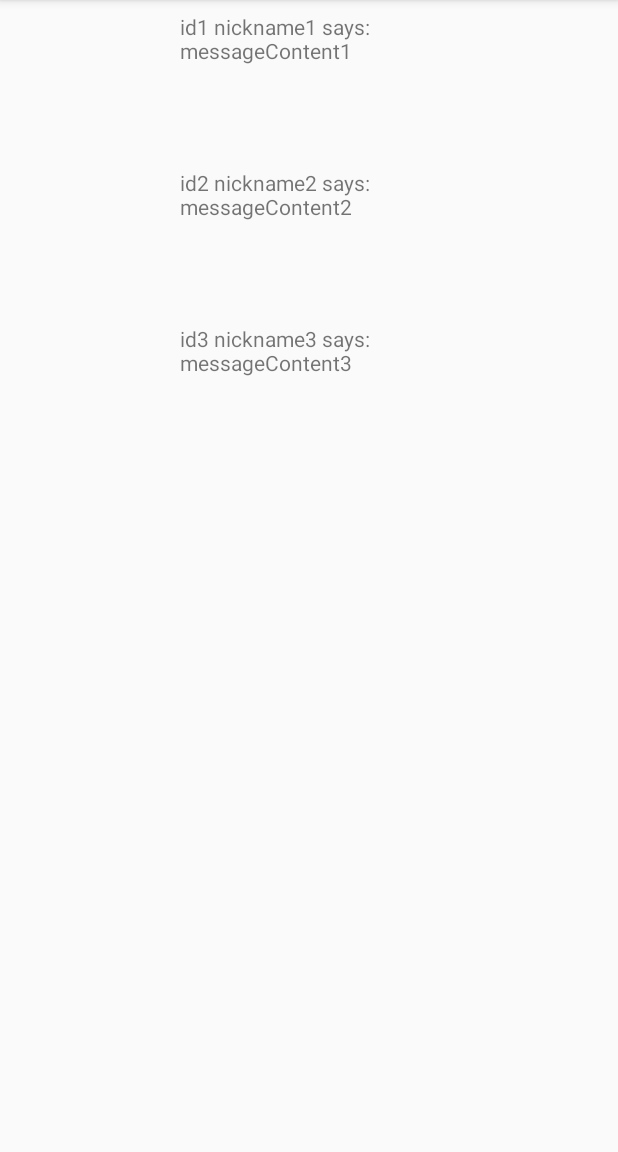
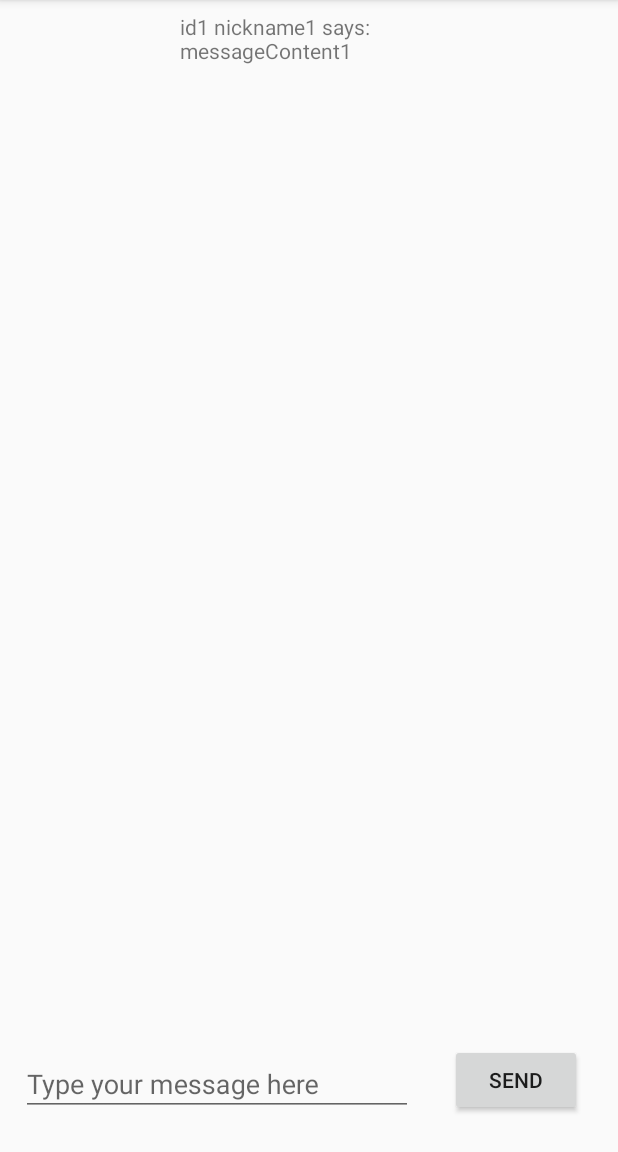
Before and after one commit to skydread1/androidProject, an Android app: the MessageActivity screen opened directly, with no data from a screen before it, on a phone screen of 412 x 824 dp, the part 84-1236 px from its top. Run offline under Robolectric (Android 15) with nearby library versions, the phone set to English and light mode, and no system bars; our stand-ins replace Firebase (no records; nobody signed in at launch, a user with empty details on screens opened directly).

Commit message:
we can now save messages on the db, but we still need to find how to read data from the db

```diff
--- a/app/src/main/java/com/cpe/chat/Message.java
+++ b/app/src/main/java/com/cpe/chat/Message.java
@@ -1,14 +1,21 @@
 package com.cpe.chat;
 
+import android.content.Intent;
 import android.os.Bundle;
 import android.support.v7.app.AppCompatActivity;
 import android.support.v7.widget.LinearLayoutManager;
 import android.support.v7.widget.RecyclerView;
+import android.view.View;
+import android.widget.Toast;
+
+import com.google.firebase.auth.FirebaseAuth;
+import com.google.firebase.auth.FirebaseUser;
+import com.google.firebase.database.DatabaseReference;
 
 import java.util.ArrayList;
 import java.util.List;
 
-public class Message extends AppCompatActivity {
+public class Message {
     private String id;
     private String senderNickname;
     private String message;
@@ -42,4 +49,6 @@ public class Message extends AppCompatActivity {
     public void setMessage(String message) {
         this.message = message;
     }
+
+
 }
--- a/app/src/main/java/com/cpe/chat/MessageActivity.java
+++ b/app/src/main/java/com/cpe/chat/MessageActivity.java
@@ -1,23 +1,57 @@
 package com.cpe.chat;
 
+import android.content.Intent;
 import android.os.Bundle;
 import android.support.v7.app.AppCompatActivity;
 import android.support.v7.widget.LinearLayoutManager;
 import android.support.v7.widget.RecyclerView;
+import android.view.View;
+import android.widget.Button;
+import android.widget.EditText;
+import android.widget.TextView;
 import android.widget.Toast;
+
+import com.google.firebase.auth.FirebaseAuth;
+import com.google.firebase.auth.FirebaseUser;
+import com.google.firebase.database.DatabaseReference;
+import com.google.firebase.database.FirebaseDatabase;
 
 import java.util.ArrayList;
 import java.util.List;
 
-public class MessageActivity extends AppCompatActivity {
+public class MessageActivity extends AppCompatActivity implements View.OnClickListener{
 
+    private EditText messageContent;
+    private Button button_send_message;
+    private MessageDAO messagedao = MessageDAO.INSTANCE;
+
+    //Auth and Database
+    private FirebaseAuth mAuth;
+    private DatabaseReference databaseReference;
 
     @Override
     protected void onCreate(Bundle savedInstanceState) {
 
-        Toast.makeText(this, "test enter", Toast.LENGTH_SHORT).show();
         super.onCreate(savedInstanceState);
         setContentView(R.layout.activity_messages);
+
+        //Find Views
+        messageContent = (EditText) findViewById(R.id.input_message);
+        button_send_message = (Button) findViewById(R.id.button_send_message);
+
+        //initialize Auth and check if user logged in
+        mAuth = FirebaseAuth.getInstance();
+        if(mAuth.getCurrentUser() == null){
+            finish();
+            Toast.makeText(this, "We could not retrieve your data", Toast.LENGTH_SHORT).show();
+            startActivity(new Intent(this, LoginActivity.class));
+        }
+
+        //Initialize Database
+        databaseReference = FirebaseDatabase.getInstance().getReference();
+
+        //Listeners
+        button_send_message.setOnClickListener(this);
 
         RecyclerView recyclerView = (RecyclerView) findViewById(R.id.recycler_view_id);
         List<Message> messages = MessageDAO.INSTANCE.getAll();
@@ -29,4 +63,11 @@ public class MessageActivity extends AppCompatActivity {
         MessageAdapter adapter = new MessageAdapter(messages, this);
         recyclerView.setAdapter(adapter);
     }
+
+    @Override
+    public void onClick(View view) {
+
+        FirebaseUser user = mAuth.getCurrentUser();
+        messagedao.saveMessage(new Message(user.getUid(), user.getEmail(), messageContent.getText().toString()));
+    }
 }
--- a/app/src/main/java/com/cpe/chat/MessageDAO.java
+++ b/app/src/main/java/com/cpe/chat/MessageDAO.java
@@ -1,4 +1,9 @@
 package com.cpe.chat;
+
+import com.google.firebase.auth.FirebaseAuth;
+import com.google.firebase.auth.FirebaseUser;
+import com.google.firebase.database.DatabaseReference;
+import com.google.firebase.database.FirebaseDatabase;
 
 import java.util.ArrayList;
 import java.util.List;
@@ -6,13 +11,21 @@ import java.util.List;
 public enum MessageDAO {
     INSTANCE;
 
+    private FirebaseAuth mAuth;
+    private FirebaseDatabase db = FirebaseDatabase.getInstance();
+    private DatabaseReference databaseReference;
 
     public List<Message> getAll() {
         List<Message> messages = new ArrayList<>();
         messages.add(new Message("id1", "nickname1", "messageContent1"));
-        messages.add(new Message("id2", "nickname2", "messageContent2"));
-        messages.add(new Message("id3", "nickname3", "messageContent3"));
 
         return messages;
     }
+
+    public void saveMessage(Message message){
+        //Get Database Reference
+        FirebaseUser user = mAuth.getInstance().getCurrentUser();
+        databaseReference = db.getReference().child("messages");
+        databaseReference.child(user.getUid()).setValue(message);
+    }
 }
--- a/app/src/main/java/com/cpe/chat/ProfileUserActivity.java
+++ b/app/src/main/java/com/cpe/chat/ProfileUserActivity.java
@@ -73,7 +73,6 @@ public class ProfileUserActivity extends AppCompatActivity implements View.OnCli
 
             case R.id.send_info:
                 FirebaseUser user = mAuth.getCurrentUser();
-
                 userdao.saveUser(new UserDetails(user.getUid(), user.getEmail(), usernameEditText.getText().toString()));
                 intent = new Intent(this, MessageActivity.class);
                 startActivity(intent);
--- a/app/src/main/java/com/cpe/chat/UserDAO.java
+++ b/app/src/main/java/com/cpe/chat/UserDAO.java
@@ -21,6 +21,5 @@ public enum UserDAO {
         FirebaseUser user = mAuth.getInstance().getCurrentUser();
         databaseReference = db.getReference().child("users");
         databaseReference.child(user.getUid()).setValue(userDetails);
-
     }
 }
--- a/app/src/main/res/layout/activity_messages.xml
+++ b/app/src/main/res/layout/activity_messages.xml
@@ -4,11 +4,44 @@
     xmlns:tools="http://schemas.android.com/tools"
     android:layout_width="match_parent"
     android:layout_height="match_parent"
-    tools:context=".MessagesActivity">
+    tools:context=".MessageActivity">
 
     <android.support.v7.widget.RecyclerView
+        android:id="@+id/recycler_view_id"
         android:layout_width="match_parent"
-        android:layout_height="match_parent"
-        android:id="@+id/recycler_view_id"></android.support.v7.widget.RecyclerView>
+        android:layout_height="417dp"></android.support.v7.widget.RecyclerView>
+
+    <android.support.design.widget.TextInputLayout
+        android:id="@+id/input_message_layout"
+        android:layout_width="261dp"
+        android:layout_height="51dp"
+        android:layout_marginTop="21dp"
+        android:layout_marginEnd="123dp"
+        android:layout_marginBottom="24dp"
+        app:layout_constraintBottom_toBottomOf="parent"
+        app:layout_constraintEnd_toEndOf="parent"
+        app:layout_constraintStart_toStartOf="parent"
+        app:layout_constraintTop_toBottomOf="@+id/message_list">
+
+        <android.support.design.widget.TextInputEditText
+            android:id="@+id/input_message"
+            android:layout_width="match_parent"
+            android:layout_height="wrap_content"
+            android:hint="@string/enter_message" />
+    </android.support.design.widget.TextInputLayout>
+
+    <Button
+        android:id="@+id/button_send_message"
+        android:layout_width="wrap_content"
+        android:layout_height="wrap_content"
+        android:layout_marginStart="18dp"
+        android:layout_marginTop="19dp"
+        android:layout_marginEnd="17dp"
+        android:layout_marginBottom="24dp"
+        android:text="@string/send"
+        app:layout_constraintBottom_toBottomOf="parent"
+        app:layout_constraintEnd_toEndOf="parent"
+        app:layout_constraintStart_toEndOf="@+id/input_message_layout"
+        app:layout_constraintTop_toBottomOf="@+id/message_list" />
 
 </android.support.constraint.ConstraintLayout>
--- a/app/src/main/res/layout/activity_profile_user.xml
+++ b/app/src/main/res/layout/activity_profile_user.xml
@@ -4,7 +4,7 @@
     xmlns:tools="http://schemas.android.com/tools"
     android:layout_width="match_parent"
     android:layout_height="match_parent"
-    tools:context=".activity_profile_user">
+    tools:context=".ProfileUserActivity">
 
     <TextView
         android:id="@+id/welcome_message"
--- a/app/src/main/res/values/strings.xml
+++ b/app/src/main/res/values/strings.xml
@@ -18,5 +18,7 @@
     <string name="logout">log Out</string>
     <string name="username">Enter an Username</string>
     <string name="send_info">Send Info</string>
+    <string name="send">Send</string>
+    <string name="enter_message">Type your message here</string>
 
 </resources>
```
Also changed, not shown: app/src/main/java/com/cpe/chat/LoginActivity.java (+20 -33 lines), app/src/main/res/layout/activity_message.xml (+37 -5 lines).
